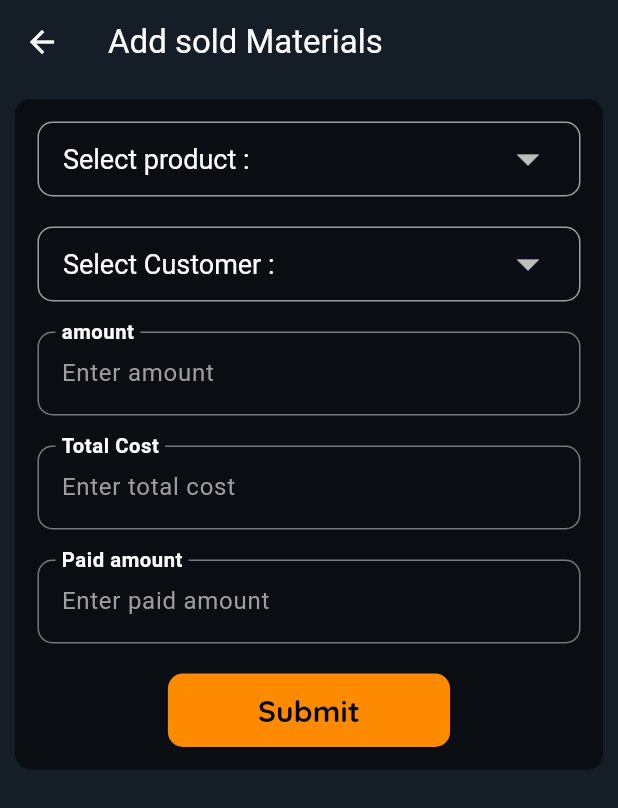
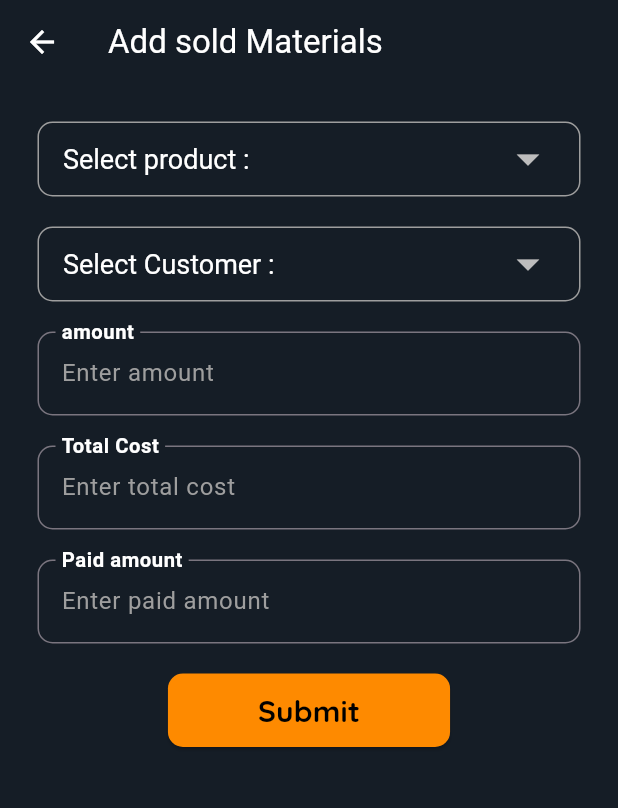
Before and after one commit to Biniam-Birhane/Inventory, a Flutter app: the ProductSales screen opened directly, after a tap on the "add" icon, on a phone screen of 412 x 824 dp. Shown: the top 808 px of the screen. Run offline on Flutter 3.47's test engine with Material 3 defaults, Android fonts, the phone set to English and light mode, and no system bars; our stand-ins replace bloc, cloud_firestore, dartz, equatable, firebase_core, flutter_bloc and 2 more; accounts and stored records are empty.

Commit message:
updated 3

```diff
--- a/lib/products_sales/presentation/pages/product_sales.dart
+++ b/lib/products_sales/presentation/pages/product_sales.dart
@@ -16,6 +16,7 @@ class ProductSales extends StatefulWidget {
 
 class _ProductSaleScreen extends State<ProductSales> {
   final List<String> sections = ["A", "B", "C"];
+  TextEditingController searchController = TextEditingController();
   void getProductSale() {
     context.read<ProductsSalesBloc>().add(GetSalesEvent());
   }
@@ -55,53 +56,25 @@ class _ProductSaleScreen extends State<ProductSales> {
             ),
             iconTheme: const IconThemeData(color: Colors.white),
           ),
-          body: Padding(
-              padding: const EdgeInsets.all(8.0),
-              child: state.getSalesStatus.isInProgress
+          body: state.getSalesStatus.isInProgress
               ? const Center(
                   child: CircularProgressIndicator(
                   color: Colors.white,
                 ))
               : Column(
                   children: [
-                        Row(
-                          mainAxisAlignment: MainAxisAlignment.spaceBetween,
-                          children: [
-                            Container(
-                              width: size.width * 0.2,
-                              child: const Text('Buyer',
-                                  textAlign: TextAlign.center,
-                                  style: TextStyle(
-                                      color: Colors.white,
-                                      fontFamily: "Quicksand",
-                                      fontWeight: FontWeight.bold,
-                                      fontSize: 16)),
-                            ),
-                            const Text('Product',
-                                textAlign: TextAlign.center,
-                                style: TextStyle(
-                                    color: Colors.white,
-                                    fontFamily: "Quicksand",
-                                    fontWeight: FontWeight.bold,
-                                    fontSize: 16)),
-                            const Text('Action',
-                                textAlign: TextAlign.center,
-                                style: TextStyle(
-                                    color: Colors.white,
-                                    fontFamily: "Quicksand",
-                                    fontWeight: FontWeight.bold,
-                                    fontSize: 16))
-                          ],
-                        ),
-                        const Divider(
-                          height: 10,
-                        ),
+                    searchField(size),
                     Expanded(
                       child: ListView.builder(
                         itemCount: state.sales.length,
                         itemBuilder: (context, index) {
                           final soldProduct = state.sales[index];
-                              return Container(
+                          return Padding(
+                            padding: const EdgeInsets.all(8.0),
+                            child: Container(
+                              padding: const EdgeInsets.all(10),
+                              decoration: BoxDecoration(
+                                  border: Border.all(color: Colors.grey)),
                               child: ExpansionTile(
                                 iconColor: Colors.white,
                                 dense: false,
@@ -188,12 +161,13 @@ class _ProductSaleScreen extends State<ProductSales> {
                                   ),
                                 ],
                               ),
+                            ),
                           );
                         },
                       ),
                     ),
                   ],
-                    )),
+                ),
           floatingActionButton: FloatingActionButton(
             onPressed: () => {
               Navigator.push(
@@ -249,4 +223,50 @@ class _ProductSaleScreen extends State<ProductSales> {
           );
         });
   }
+
+  Padding searchField(Size size) {
+    return Padding(
+      padding: const EdgeInsets.all(8.0),
+      child: Row(
+          mainAxisAlignment: MainAxisAlignment.spaceBetween,
+          mainAxisSize: MainAxisSize.max,
+          children: [
+            Container(
+              width: size.width * 0.78,
+              child: TextFormField(
+                controller: searchController,
+                style: TextStyle(color: Colors.white),
+                decoration: InputDecoration(
+                    hintText: "Search product",
+                    prefixIcon: Icon(Icons.search),
+                    hintStyle: const TextStyle(color: Colors.grey),
+                    border: OutlineInputBorder(
+                      borderRadius: BorderRadius.circular(10.0),
+                      borderSide: BorderSide(
+                        color: Colors.grey.withOpacity(0.5),
+                        width: 1.5,
+                      ),
+                    ),
+                    focusedBorder: OutlineInputBorder(
+                      borderSide: const BorderSide(color: Colors.green, width: 2),
+                      borderRadius: BorderRadius.circular(10.0),
+                    ),
+                    floatingLabelBehavior: FloatingLabelBehavior.always),
+              ),
+            ),
+            ElevatedButton(
+              onPressed: () {},
+              child: Icon(
+                Icons.search,
+                color: Colors.black,
+              ),
+              style: ElevatedButton.styleFrom(
+                  padding: EdgeInsets.all(20),
+                  backgroundColor: const Color(0xFFFE8A00),
+                  shape: RoundedRectangleBorder(
+                      borderRadius: BorderRadius.circular(10))),
+            )
+          ]),
+    );
   }
+}
--- a/lib/products_sales/presentation/widgets/add_product_sale.dart
+++ b/lib/products_sales/presentation/widgets/add_product_sale.dart
@@ -59,9 +59,7 @@ class _AddSaleScreen extends State<AddProductSale> {
         child: Container(
           margin: const EdgeInsets.all(10),
           padding: const EdgeInsets.all(5),
-          decoration: BoxDecoration(
-              color: Colors.black.withOpacity(0.5),
-              borderRadius: const BorderRadius.all(Radius.circular(10))),
+
           child: Container(
             padding: const EdgeInsets.all(10),
             child: Column(
--- a/lib/reports/presentation/pages/report.dart
+++ b/lib/reports/presentation/pages/report.dart
@@ -95,6 +95,8 @@ class _ReportScreen extends State<ReportPage> {
       ),
       body: SingleChildScrollView(
         child: Column(
+          mainAxisSize: MainAxisSize.min,
+
           children: [
             Row(
               mainAxisAlignment: MainAxisAlignment.spaceBetween,
@@ -307,8 +309,9 @@ class _ReportScreen extends State<ReportPage> {
               },
               builder: ((context, state) {
                 return state.gettingReportStatus.isSuccess
-                    ? Expanded(
+                    ? Flexible(
                         child: ListView.builder(
+                          shrinkWrap: true,
                             itemCount: state.salesReport.length,
                             itemBuilder: ((context, index) {
                               final ProductSale productSale =
```
Also changed, not shown: 1 other file. Lines whose indentation alone changed are shown as unchanged.
